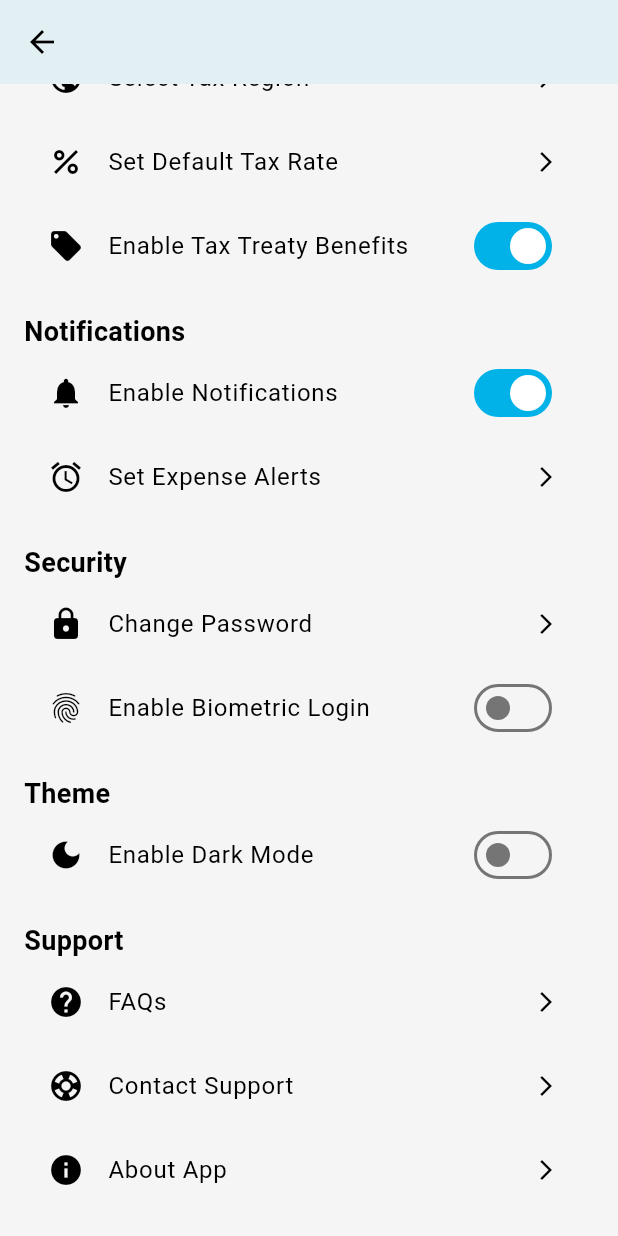
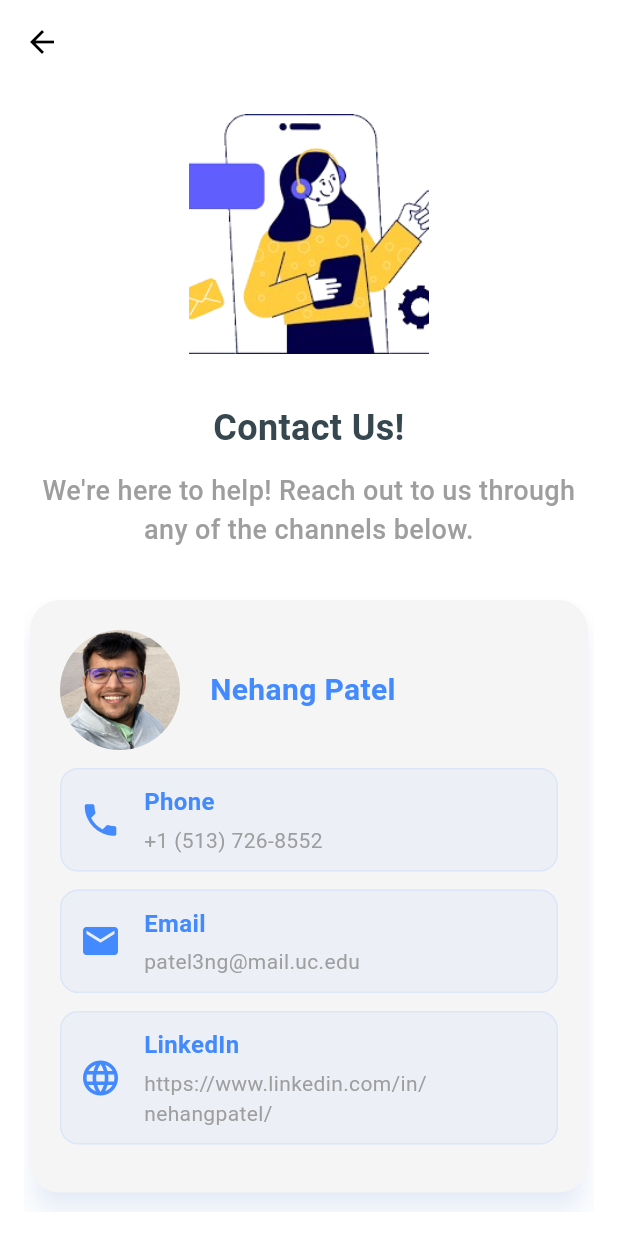
Before and after one commit to NehangPatel23/FinTrackr, a Flutter app: the SettingsPage screen opened directly, scrolled down 417 dp, after a tap on "Contact Support", on a phone screen of 412 x 824 dp. Run offline on Flutter 3.47's test engine with Material 3 defaults, Android fonts, the phone set to English and light mode, and no system bars; our stand-ins replace bloc, cloud_firestore, equatable, file_picker, firebase_core, fl_chart and 3 more; accounts and stored records are empty; network calls fail.

Commit message:
added pages for settings

```diff
--- /dev/null
+++ b/Code/lib/screens/settings/contact_page.dart
@@ -0,0 +1,202 @@
+import 'package:fintrackr/screens/ui_elements/header.dart';
+import 'package:flutter/material.dart';
+import 'package:font_awesome_flutter/font_awesome_flutter.dart';
+import 'package:url_launcher/url_launcher.dart';
+
+class ContactPage extends StatelessWidget {
+  const ContactPage({super.key});
+
+  @override
+  Widget build(BuildContext context) {
+    return Scaffold(
+      backgroundColor: Colors.white,
+      appBar: AppBar(
+        backgroundColor: Colors.transparent,
+      ),
+      body: Padding(
+        padding: const EdgeInsets.fromLTRB(16.0, 0.0, 16.0, 16.0),
+        child: SingleChildScrollView(
+          child: Column(
+            children: [
+              // Header and Introduction
+              Container(
+                alignment: Alignment.center,
+                margin: const EdgeInsets.symmetric(vertical: 20),
+                child: Image.asset(
+                  'assets/contact_us.png',
+                  height: 160,
+                  width: 160,
+                  fit: BoxFit.cover,
+                ),
+              ),
+              Header(text: 'Contact Us!'),
+              const Text(
+                "We're here to help! Reach out to us through any of the channels below.",
+                textAlign: TextAlign.center,
+                style: TextStyle(
+                  fontSize: 18,
+                  fontWeight: FontWeight.w500,
+                  color: Colors.grey,
+                ),
+              ),
+              const SizedBox(height: 30),
+
+              // Contact Cards
+              _buildContactCard(
+                  "Nehang Patel",
+                  "+1 (513) 726-8552",
+                  "patel3ng@mail.uc.edu",
+                  "https://www.linkedin.com/in/nehangpatel/",
+                  "nehang.png"),
+              const SizedBox(height: 20),
+              _buildContactCard(
+                  "Shruti Asolkar",
+                  "+1 (513) 237-3457",
+                  "asolkasy@mail.uc.edu",
+                  "https://www.linkedin.com/in/shruti-asolkar/",
+                  "shruti.png"),
+              const SizedBox(height: 20),
+              _buildContactCard(
+                  "Tharun Ravikumar",
+                  "+1 (513) 834-2011",
+                  "ravikutn@mail.uc.edu",
+                  "https://www.linkedin.com/in/tharun-swaminathan-ravi-kumar-81a88a20a/",
+                  "tharun.png"),
+
+              // GitHub Section
+              const SizedBox(height: 50),
+              const Text(
+                "Check out our GitHub Repository",
+                style: TextStyle(fontSize: 20, fontWeight: FontWeight.bold),
+              ),
+              const SizedBox(height: 15),
+              _buildSocialIcon(FontAwesomeIcons.github,
+                  "https://github.com/NehangPatel23/FinTrackr"),
+              const SizedBox(height: 20),
+
+              Padding(
+                padding: const EdgeInsets.all(12.0),
+                child: Column(
+                  crossAxisAlignment: CrossAxisAlignment.start,
+                  children: [
+                    Row(
+                      children: [
+                        IconButton(
+                            icon: Icon(Icons.location_on),
+                            iconSize: 25,
+                            onPressed: () => launchUrl(Uri.parse(
+                                "https://www.google.com/maps/dir/39.1331639,-84.5166698/University+of+Cincinnati,+2600+Clifton+Ave,+Cincinnati,+OH+45221/@39.1342464,-84.5183584,17z/data=!3m1!4b1!4m9!4m8!1m1!4e1!1m5!1m1!1s0x8841b38acb65ec25:0x4249b42781c0c5fc!2m2!1d-84.5149504!2d39.1329219?entry=ttu&g_ep=EgoyMDI1MDIwNC4wIKXMDSoASAFQAw%3D%3D")),
+                            color: Colors.redAccent),
+                        Text(
+                          "University of Cincinnati, \n2600 Clifton Ave, Cincinnati, OH 45221",
+                          style:
+                              TextStyle(fontSize: 14, color: Colors.grey[700]),
+                        ),
+                      ],
+                    ),
+                  ],
+                ),
+              )
+            ],
+          ),
+        ),
+      ),
+    );
+  }
+
+  Widget _buildContactCard(
+      String name, String phone, String email, String website, String picture) {
+    return Card(
+      elevation: 8,
+      shadowColor: Colors.blueAccent.withOpacity(0.2),
+      shape: RoundedRectangleBorder(borderRadius: BorderRadius.circular(20)),
+      child: Padding(
+        padding: const EdgeInsets.all(20.0),
+        child: Column(
+          crossAxisAlignment: CrossAxisAlignment.start,
+          children: [
+            Row(
+              children: [
+                ClipOval(
+                    child: Image.asset(
+                        height: 80,
+                        width: 80,
+                        'assets/$picture',
+                        fit: BoxFit.cover)),
+                SizedBox(
+                  width: 20,
+                ),
+                Text(
+                  name,
+                  style: TextStyle(
+                    fontSize: 20,
+                    fontWeight: FontWeight.bold,
+                    color: Colors.blueAccent,
+                  ),
+                ),
+              ],
+            ),
+            const SizedBox(height: 12),
+            _buildContactOption(Icons.phone, "Phone", phone, "tel:$phone"),
+            _buildContactOption(Icons.email, "Email", email, "mailto:$email"),
+            _buildContactOption(Icons.language, "LinkedIn", website, website),
+          ],
+        ),
+      ),
+    );
+  }
+
+  Widget _buildContactOption(
+      IconData icon, String title, String detail, String url) {
+    return GestureDetector(
+      onTap: () => launchUrl(Uri.parse(url)),
+      child: Container(
+        margin: const EdgeInsets.only(bottom: 12),
+        decoration: BoxDecoration(
+          color: Colors.blueAccent.withOpacity(0.05),
+          borderRadius: BorderRadius.circular(12),
+          border: Border.all(color: Colors.blueAccent.withOpacity(0.1)),
+        ),
+        padding: const EdgeInsets.symmetric(vertical: 10, horizontal: 12),
+        child: Row(
+          children: [
+            Icon(icon, size: 28, color: Colors.blueAccent),
+            const SizedBox(width: 15),
+            Expanded(
+              child: Column(
+                crossAxisAlignment: CrossAxisAlignment.start,
+                children: [
+                  Text(
+                    title,
+                    style: const TextStyle(
+                      fontSize: 16,
+                      fontWeight: FontWeight.bold,
+                      color: Colors.blueAccent,
+                    ),
+                  ),
+                  const SizedBox(height: 4),
+                  Text(
+                    detail,
+                    style: const TextStyle(fontSize: 14, color: Colors.grey),
+                    softWrap: true,
+                  ),
+                ],
+              ),
+            ),
+          ],
+        ),
+      ),
+    );
+  }
+
+  Widget _buildSocialIcon(IconData icon, String url) {
+    return GestureDetector(
+      onTap: () => launchUrl(Uri.parse(url)),
+      child: CircleAvatar(
+        backgroundColor: Colors.blueAccent,
+        radius: 30,
+        child: Icon(icon, color: Colors.white, size: 35),
+      ),
+    );
+  }
+}
--- a/Code/lib/screens/settings/settings_page.dart
+++ b/Code/lib/screens/settings/settings_page.dart
@@ -1,3 +1,6 @@
+import 'about_page.dart';
+import 'contact_page.dart';
+import 'faq_page.dart';
 import 'package:flutter/material.dart';
 
 class SettingsPage extends StatelessWidget {
@@ -139,7 +142,10 @@ class SettingsPage extends StatelessWidget {
                 title: const Text('FAQs'),
                 trailing: const Icon(Icons.arrow_forward_ios, size: 16),
                 onTap: () {
-                  // Open FAQs
+                  Navigator.push(
+                    context,
+                    MaterialPageRoute(builder: (context) => FAQPage()),
+                  );
                 },
               ),
               ListTile(
@@ -147,7 +153,10 @@ class SettingsPage extends StatelessWidget {
                 title: const Text('Contact Support'),
                 trailing: const Icon(Icons.arrow_forward_ios, size: 16),
                 onTap: () {
-                  // Open support contact page
+                  Navigator.push(
+                    context,
+                    MaterialPageRoute(builder: (context) => ContactPage()),
+                  );
                 },
               ),
               ListTile(
@@ -155,7 +164,10 @@ class SettingsPage extends StatelessWidget {
                 title: const Text('About App'),
                 trailing: const Icon(Icons.arrow_forward_ios, size: 16),
                 onTap: () {
-                  // Show app version and details
+                  Navigator.push(
+                    context,
+                    MaterialPageRoute(builder: (context) => AboutPage()),
+                  );
                 },
               ),
             ],
--- a/Code/pubspec.yaml
+++ b/Code/pubspec.yaml
@@ -51,6 +51,7 @@ dependencies:
 
   expense_repository:
     path: packages/expense_repository
+  url_launcher: ^6.3.1
 
 dev_dependencies:
   flutter_test:
```
Also changed, not shown: Code/lib/screens/settings/about_page.dart (added, +104 -0 lines), Code/lib/screens/settings/faq_page.dart (added, +71 -0 lines), Code/assets/contact_us.png (added), Code/assets/faq.png (added), Code/assets/info.png (added), Code/assets/nehang.png (added), Code/assets/shruti.png (added), Code/assets/tharun.png (added), 7 other files.
